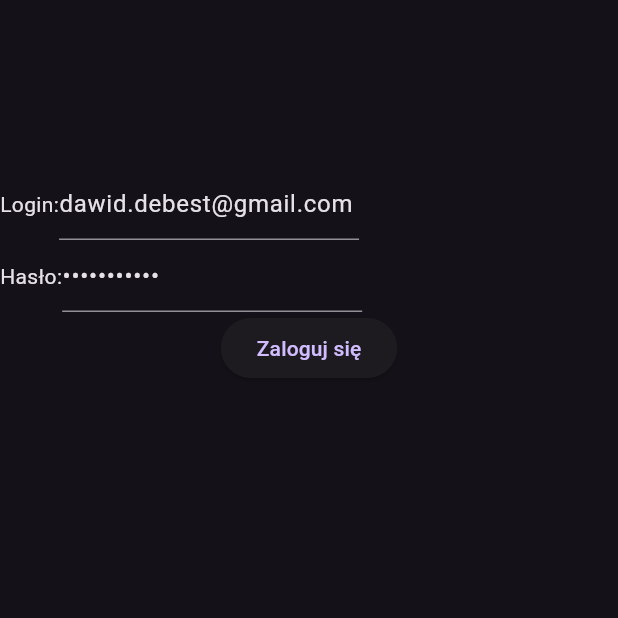
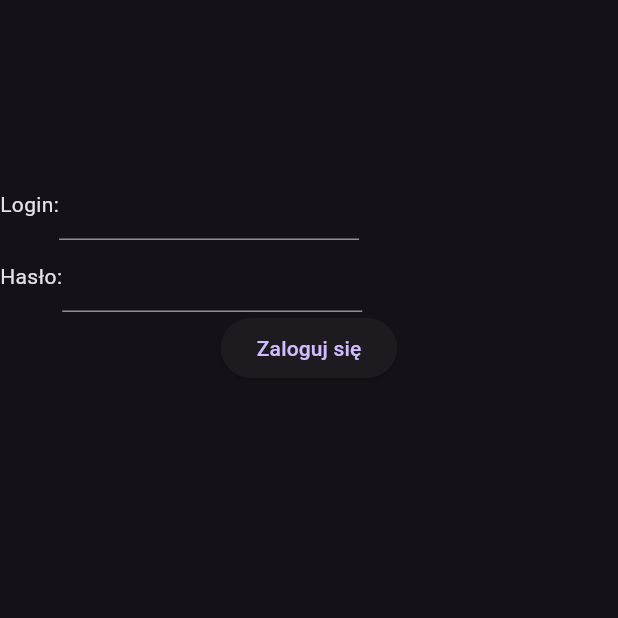
Before and after one commit to wkedsxx/baza_hasel, a Flutter app: the screen it shows after launch, after a tap on "Zaloguj się", on a phone screen of 412 x 824 dp, the top half of it. Run offline on Flutter 3.47's test engine with Material 2 defaults, Android fonts, the phone set to English and light mode, and no system bars; our stand-ins replace cloud_firestore, firebase_auth, firebase_core; missing offline and left inert: random_password_generator; accounts and stored records are empty; network calls fail; statements that could not run were skipped.

Commit message:
ukończony projekt

```diff
--- a/lib/views/hosty_page.dart
+++ b/lib/views/hosty_page.dart
@@ -30,9 +30,6 @@
                     child: TextField(controller: newHostController)),
                 IconButton(
                     onPressed: () {
-                      // Map<String, dynamic> newKontrahent = {
-                      //   'nazwa': newKontrahentController..text
-                      // };
                       hosty.add({'nazwa': newHostController.text});
                       setState(() {
                         newHostController.text = '';
--- a/lib/views/login_page.dart
+++ b/lib/views/login_page.dart
@@ -14,11 +14,6 @@
   var passwordController = TextEditingController();
 
   void submitCredentials() async {
-    // FirebaseAuth.instance.setPersistence(Persistence.NONE);
-
-    // Do zakomentowania na prod
-    loginController.text = 'dawid.debest@gmail.com';
-    passwordController.text = 'Gromxoger1!';
     try {
       UserCredential userCredential =
           await FirebaseAuth.instance.signInWithEmailAndPassword(
--- a/lib/views/ui_elements/collection_dropdown.dart
+++ b/lib/views/ui_elements/collection_dropdown.dart
@@ -32,10 +32,6 @@
         future: collectionRefGet,
         builder: (BuildContext context, AsyncSnapshot<QuerySnapshot> snapshot) {
           if (snapshot.connectionState == ConnectionState.done) {
-            // if (widget.additionalValue != null) {
-            //   dropdownValue = widget.additionalValue;
-            // }
-            // dropdownValue ??= widget.additionalValue;
             return DropdownButton(
               items: [
                 if (widget.additionalValue != null)
```
Also changed, not shown: 1 other file.
